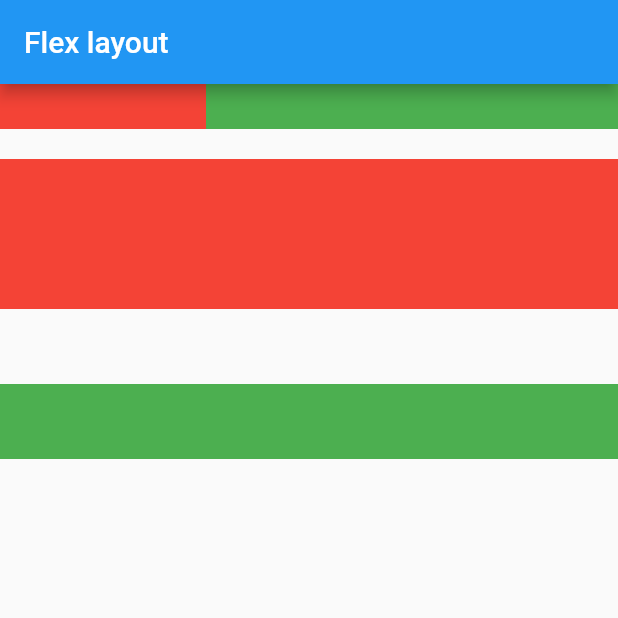
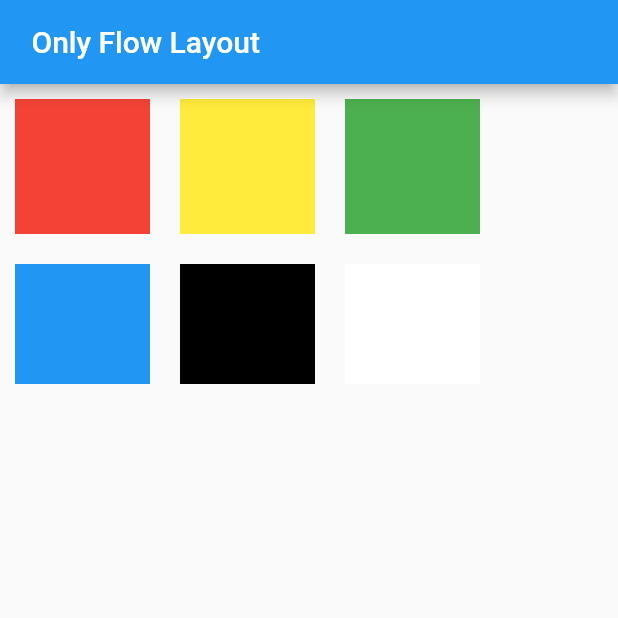
Before and after one commit to dashingqi/DQFlutter, a Flutter app: the screen it shows after launch, on a phone screen of 412 x 824 dp, the top half of it. Run offline on Flutter 3.47's test engine with Material 2 defaults, Android fonts, the phone set to English and light mode, and no system bars.

Commit message:
【DQFlutter】【update wrap flow】

```diff
--- /dev/null
+++ b/lib/layout/wrapflow.dart
@@ -0,0 +1,166 @@
+import 'package:flutter/material.dart';
+
+class WrapFlowWidget extends StatefulWidget {
+  const WrapFlowWidget({super.key});
+
+  @override
+  State<StatefulWidget> createState() {
+    return _FlowOnlyWidgetState();
+  }
+}
+
+class _WrapFlowWidgetState extends State<WrapFlowWidget> {
+  @override
+  Widget build(BuildContext context) {
+    return Scaffold(
+      appBar: AppBar(
+        title: const Text("Wrap Flow Layout"),
+      ),
+      body: const Center(
+          child: Column(
+        children: [
+          Wrap(
+            spacing: 8.0,
+            runSpacing: 4.0,
+            alignment: WrapAlignment.start,
+            children: [
+              Chip(
+                label: Text("Blue"),
+                avatar: CircleAvatar(
+                  backgroundColor: Colors.blue,
+                  child: Text('B'),
+                ),
+              ),
+              Chip(
+                label: Text("Red"),
+                avatar: CircleAvatar(
+                  backgroundColor: Colors.red,
+                  child: Text('R'),
+                ),
+              ),
+              Chip(
+                label: Text("Yellow"),
+                avatar: CircleAvatar(
+                  backgroundColor: Colors.yellow,
+                  child: Text('Y'),
+                ),
+              ),
+              Chip(
+                label: Text("Green"),
+                avatar: CircleAvatar(
+                  backgroundColor: Colors.green,
+                  child: Text('G'),
+                ),
+              ),
+              Chip(
+                label: Text("Yellow"),
+                avatar: CircleAvatar(
+                  backgroundColor: Colors.yellow,
+                  child: Text('Y'),
+                ),
+              ),
+              Chip(
+                label: Text("Green"),
+                avatar: CircleAvatar(
+                  backgroundColor: Colors.green,
+                  child: Text('G'),
+                ),
+              )
+            ],
+          )
+        ],
+      )),
+    );
+  }
+}
+
+class _FlowOnlyWidgetState extends State<WrapFlowWidget> {
+  @override
+  Widget build(BuildContext context) {
+    return Scaffold(
+      appBar: AppBar(
+        title: const Text(" Only Flow Layout"),
+      ),
+      body: Center(
+        child: Column(
+          children: [
+            Flow(
+              delegate: TestFlowDelegate(margin: const EdgeInsets.all(10.0)),
+              children: [
+                Container(
+                  width: 90.0,
+                  height: 90.0,
+                  color: Colors.red,
+                ),
+                Container(
+                  width: 90.0,
+                  height: 90.0,
+                  color: Colors.yellow,
+                ),
+                Container(
+                  width: 90.0,
+                  height: 90.0,
+                  color: Colors.green,
+                ),
+                Container(
+                  width: 90.0,
+                  height: 90.0,
+                  color: Colors.blue,
+                ),
+                Container(
+                  width: 90.0,
+                  height: 90.0,
+                  color: Colors.black,
+                ),
+                Container(
+                  width: 90.0,
+                  height: 90.0,
+                  color: Colors.white,
+                ),
+                Container(
+                  width: 90.0,
+                  height: 90.0,
+                  color: Colors.purple,
+                )
+              ],
+            )
+          ],
+        ),
+      ),
+    );
+  }
+}
+
+class TestFlowDelegate extends FlowDelegate {
+  EdgeInsets margin;
+
+  TestFlowDelegate({this.margin = EdgeInsets.zero});
+
+  @override
+  void paintChildren(FlowPaintingContext context) {
+    var x = margin.left;
+    var y = margin.top;
+    for (int i = 0; i < context.childCount; i++) {
+      var w = context.getChildSize(i)!.width + x + margin.right;
+      if (w < context.size.width) {
+        context.paintChild(i, transform: Matrix4.translationValues(x, y, 0.0));
+        x = w + margin.left;
+      } else {
+        x = margin.left;
+        y += context.getChildSize(i)!.height + margin.top + margin.bottom;
+        context.paintChild(i, transform: Matrix4.translationValues(x, y, 0.0));
+        x += context.getChildSize(i)!.width + margin.left + margin.right;
+      }
+    }
+  }
+
+  @override
+  bool shouldRepaint(covariant FlowDelegate oldDelegate) {
+    return oldDelegate != this;
+  }
+
+  @override
+  Size getSize(BoxConstraints constraints) {
+    return const Size(double.infinity, 200.0);
+  }
+}
--- a/lib/main.dart
+++ b/lib/main.dart
@@ -9,6 +9,7 @@ import 'package:flutter/material.dart';
 
 import 'layout/flex.dart';
 import 'layout/rowcolumn.dart';
+import 'layout/wrapflow.dart';
 
 void main() {
   runApp(const MyApp());
@@ -24,7 +25,7 @@ class MyApp extends StatelessWidget {
       theme: ThemeData(
         primarySwatch: Colors.blue,
       ),
-      home: const FlexWidget(),
+      home: const WrapFlowWidget(),
     );
   }
 }
```
Also changed, not shown: lib/layout/rowcolumn.dart (+10 -6 lines).
